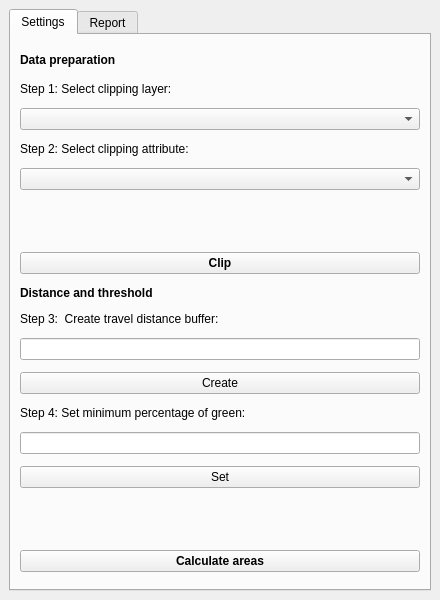
Before: the Qt Designer form GreenSpace/green_space_dockwidget_base.ui in IJsbrandGroeneveld/GEO1005, drawn with Qt 5.
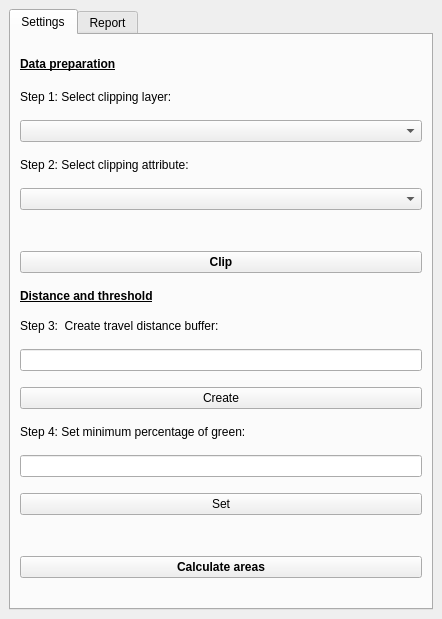
After: the same form once the commit is applied. The open tabs and pages were chosen to show the change.

```diff
--- a/GreenSpace/green_space_dockwidget_base.ui
+++ b/GreenSpace/green_space_dockwidget_base.ui
@@ -2,6 +2,14 @@
 <ui version="4.0">
  <class>GreenSpaceDockWidgetBase</class>
  <widget class="QDockWidget" name="GreenSpaceDockWidgetBase">
+  <property name="geometry">
+   <rect>
+    <x>0</x>
+    <y>0</y>
+    <width>442</width>
+    <height>619</height>
+   </rect>
+  </property>
   <property name="sizePolicy">
    <sizepolicy hsizetype="MinimumExpanding" vsizetype="Preferred">
     <horstretch>0</horstretch>
@@ -10,7 +18,7 @@
   </property>
   <property name="minimumSize">
    <size>
-    <width>368</width>
+    <width>218</width>
     <height>525</height>
    </size>
   </property>
@@ -41,7 +49,7 @@
       </property>
       <property name="minimumSize">
        <size>
-        <width>350</width>
+        <width>200</width>
         <height>0</height>
        </size>
       </property>
@@ -83,6 +91,7 @@
            <font>
             <weight>75</weight>
             <bold>true</bold>
+            <underline>true</underline>
            </font>
           </property>
           <property name="text">
@@ -159,7 +168,7 @@
           <property name="sizeHint" stdset="0">
            <size>
             <width>400</width>
-            <height>50</height>
+            <height>25</height>
            </size>
           </property>
          </spacer>
@@ -195,6 +204,7 @@
            <font>
             <weight>75</weight>
             <bold>true</bold>
+            <underline>true</underline>
            </font>
           </property>
           <property name="text">
@@ -277,7 +287,7 @@
           <property name="sizeHint" stdset="0">
            <size>
             <width>400</width>
-            <height>50</height>
+            <height>25</height>
            </size>
           </property>
          </spacer>
```
Left out of the diff: 6 changed lines with no effect on the pictures.
